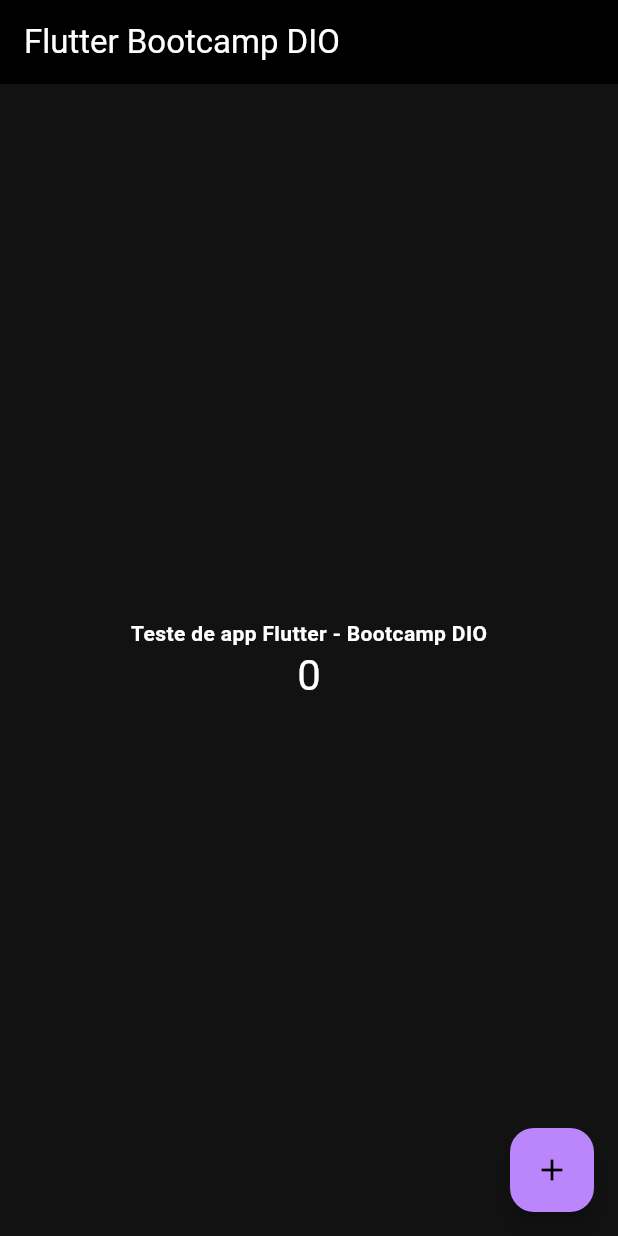
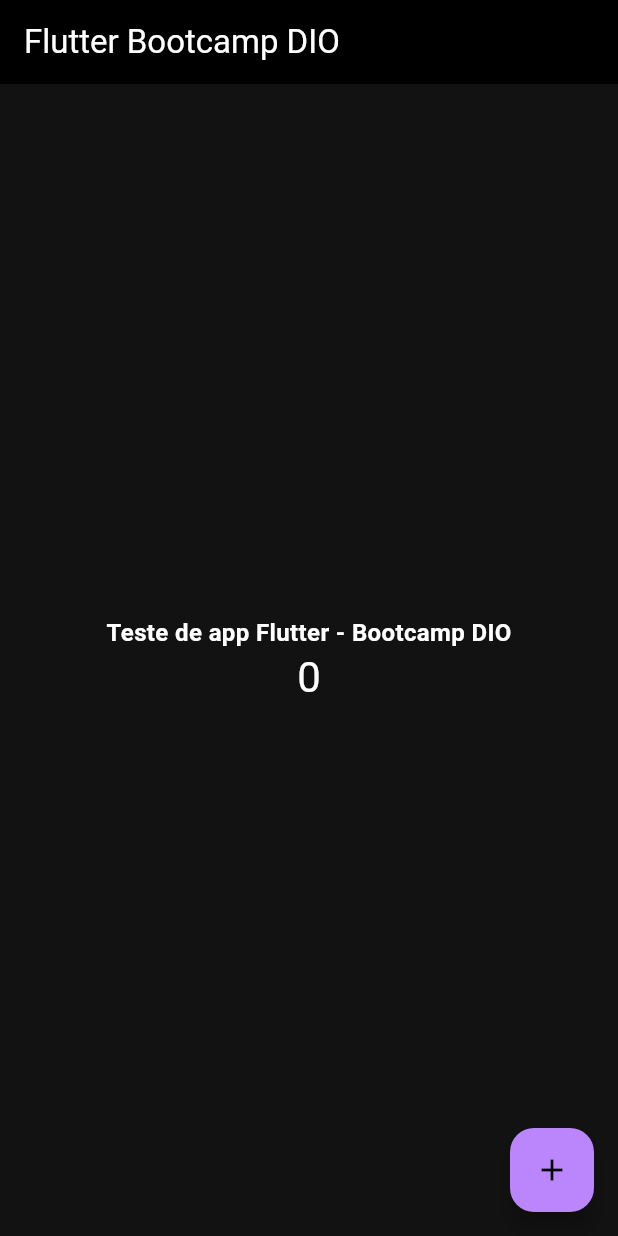
Before and after one commit to Thiagots05/meuapp_flutter_bootcamp, a Flutter app: the screen it shows after launch, on a phone screen of 412 x 824 dp. Run offline on Flutter 3.47's test engine with Material 2 defaults, Android fonts, the phone set to English and light mode, and no system bars.

Commit message:
[main] ajuste tamanho da fonte

```diff
--- a/lib/main.dart
+++ b/lib/main.dart
@@ -50,7 +50,7 @@
           children: <Widget>[
             const Text(
               'Teste de app Flutter - Bootcamp DIO',
-              style: TextStyle(fontSize: 14, fontWeight: FontWeight.bold),
+              style: TextStyle(fontSize: 16, fontWeight: FontWeight.bold),
             ),
             Text(
               '$_counter',
```
